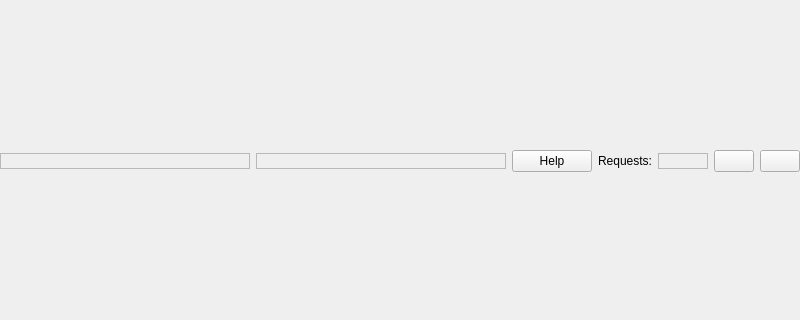
This is Koo/ui/mainwindow.ui in xrg/openerp-client-kde as Qt 5 draws it before an edit; both pictures show x 0 to 800 and y 163 to 483 of the 800 by 600 pixel window. The edited form follows.
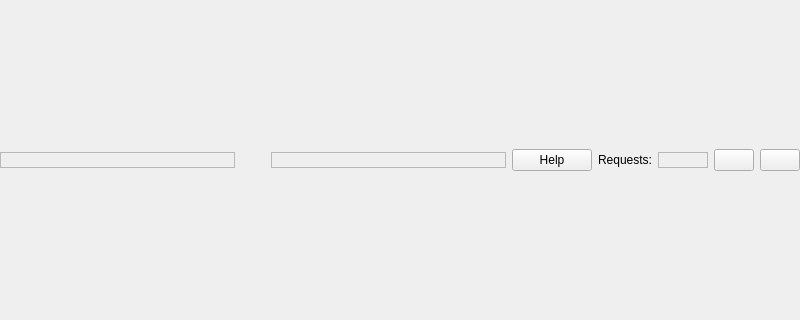
This is the edited form. Icons and pictures are not drawn.

Commit message: [IMP] Make it possible to change company from main window.

The edit to the form file:
```diff
--- a/Koo/ui/mainwindow.ui
+++ b/Koo/ui/mainwindow.ui
@@ -113,6 +113,19 @@
            </property>
           </widget>
          </item>
+         <item>
+          <widget class="QToolButton" name="pushCompany">
+           <property name="text">
+            <string/>
+           </property>
+           <property name="popupMode">
+            <enum>QToolButton::InstantPopup</enum>
+           </property>
+           <property name="autoRaise">
+            <bool>true</bool>
+           </property>
+          </widget>
+         </item>
          <item>
           <widget class="QLabel" name="uiUserName">
            <property name="sizePolicy">
```
